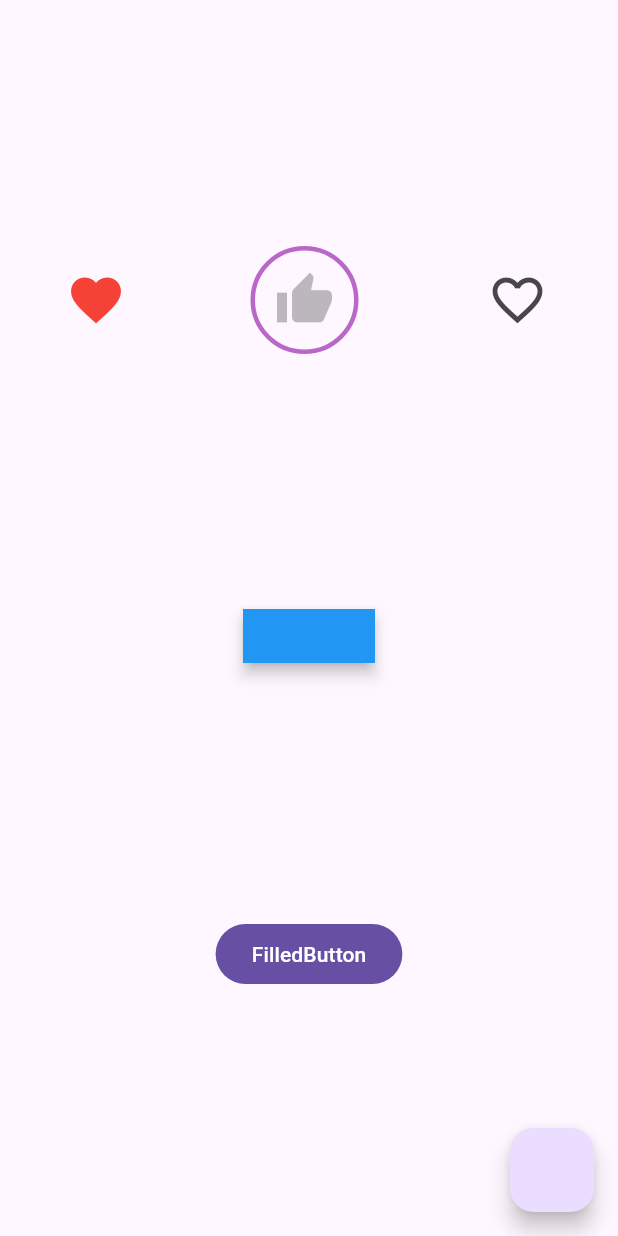
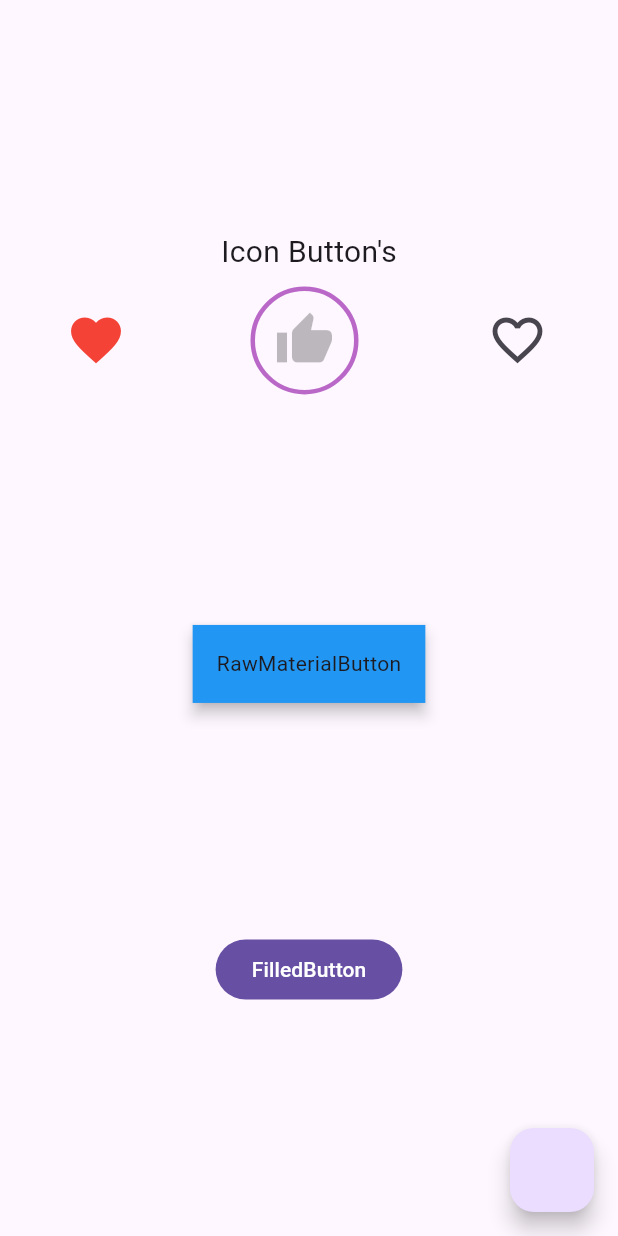
Before and after one commit to Ratndeep1999/buttons, a Flutter app: the screen it shows after launch, on a phone screen of 412 x 824 dp. Run offline on Flutter 3.47's test engine with Material 3 defaults, Android fonts, the phone set to English and light mode, and no system bars.

Commit message:
icon button, toggle icon button add, icon button with style attribute, Raw material button,

```diff
--- a/lib/buttons2.dart
+++ b/lib/buttons2.dart
@@ -25,7 +25,11 @@ class _Buttons2State extends State<Buttons2> {
           child: Column(
             mainAxisAlignment: MainAxisAlignment.spaceEvenly,
             children: [
-              /// Icon Buttons Row
+              /// Icon Buttons Section
+              Column(
+                children: [
+                  Text('Icon Button\'s', style: TextStyle(fontSize: 20)),
+                  SizedBox(height: MediaQuery.of(context).size.height*0.01),
                   Row(
                     mainAxisAlignment: MainAxisAlignment.spaceAround,
                     children: [
@@ -109,6 +113,8 @@ class _Buttons2State extends State<Buttons2> {
                       ),
                     ],
                   ),
+                ],
+              ),
 
               /// Raw Material Button
               RawMaterialButton(
@@ -126,6 +132,14 @@ class _Buttons2State extends State<Buttons2> {
                 highlightElevation: 8.0,
                 // when disabled
                 disabledElevation: 0.0,
+                padding: EdgeInsets.all(16),
+                // Button Shape
+                //shape: CircleBorder(),
+                // shape: RoundedRectangleBorder(
+                //   borderRadius: BorderRadius.circular(20),
+                // ),
+
+                child: Text('RawMaterialButton'),
               ),
 
               /// PopUpMenuButton
```
Lines whose indentation alone changed are shown as unchanged.
